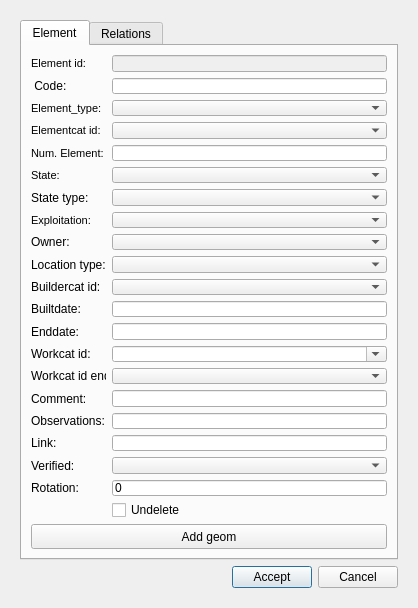
Qt form core/ui/toolbars/edit/element.ui (Giswater/giswater_qgis_plugin) before a commit.
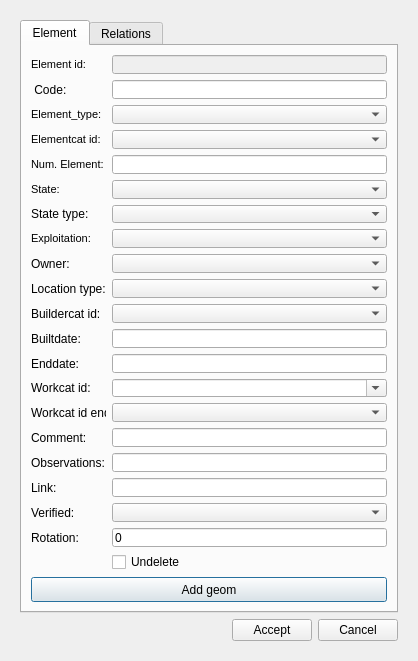
The same form after that commit. Icons and pictures are not drawn.

Commit message: style(ui): add lyt_buttons QGridLayout for all dialogs.

The edit to the form file:
```diff
--- a/core/ui/toolbars/edit/element.ui
+++ b/core/ui/toolbars/edit/element.ui
@@ -7,7 +7,7 @@
     <x>0</x>
     <y>0</y>
     <width>418</width>
-    <height>604</height>
+    <height>661</height>
    </rect>
   </property>
   <property name="windowTitle">
@@ -23,37 +23,6 @@
       </size>
      </property>
      <layout class="QGridLayout" name="gridLayout">
-      <item row="1" column="0">
-       <layout class="QHBoxLayout" name="horizontalLayout_8">
-        <item>
-         <spacer name="horizontalSpacer_17">
-          <property name="orientation">
-           <enum>Qt::Horizontal</enum>
-          </property>
-          <property name="sizeHint" stdset="0">
-           <size>
-            <width>40</width>
-            <height>20</height>
-           </size>
-          </property>
-         </spacer>
-        </item>
-        <item>
-         <widget class="QPushButton" name="btn_accept">
-          <property name="text">
-           <string>Accept</string>
-          </property>
-         </widget>
-        </item>
-        <item>
-         <widget class="QPushButton" name="btn_cancel">
-          <property name="text">
-           <string>Cancel</string>
-          </property>
-         </widget>
-        </item>
-       </layout>
-      </item>
       <item row="0" column="0">
        <widget class="QTabWidget" name="tabWidget">
         <property name="currentIndex">
@@ -710,6 +679,40 @@
         </widget>
        </widget>
       </item>
+      <item row="1" column="0">
+       <layout class="QGridLayout" name="lyt_buttons">
+        <property name="topMargin">
+         <number>0</number>
+        </property>
+        <item row="0" column="0">
+         <spacer name="horizontalSpacer_17">
+          <property name="orientation">
+           <enum>Qt::Horizontal</enum>
+          </property>
+          <property name="sizeHint" stdset="0">
+           <size>
+            <width>40</width>
+            <height>20</height>
+           </size>
+          </property>
+         </spacer>
+        </item>
+        <item row="0" column="1">
+         <widget class="QPushButton" name="btn_accept">
+          <property name="text">
+           <string>Accept</string>
+          </property>
+         </widget>
+        </item>
+        <item row="0" column="2">
+         <widget class="QPushButton" name="btn_cancel">
+          <property name="text">
+           <string>Cancel</string>
+          </property>
+         </widget>
+        </item>
+       </layout>
+      </item>
      </layout>
     </widget>
    </item>
```
The commit also changes 58 other files.
